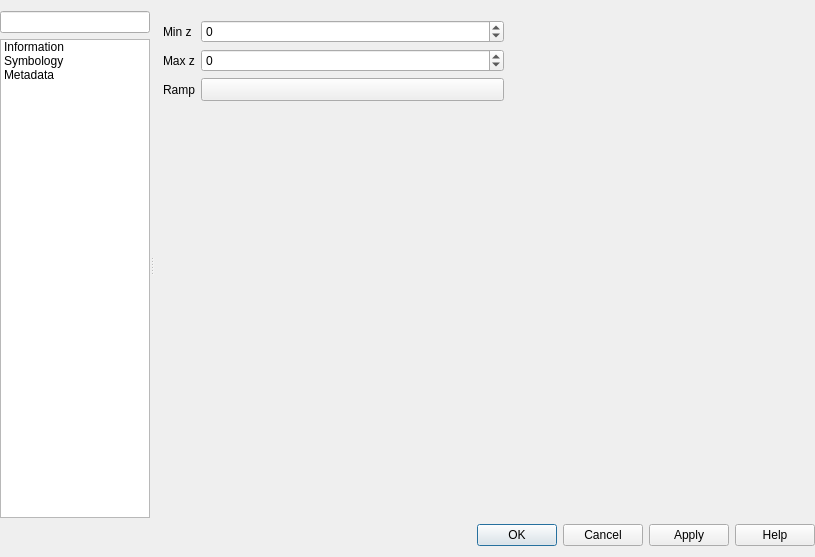
This is src/ui/qgspointcloudlayerpropertiesbase.ui in qgis/QGIS as Qt 5 draws it before an edit. The edited form follows.
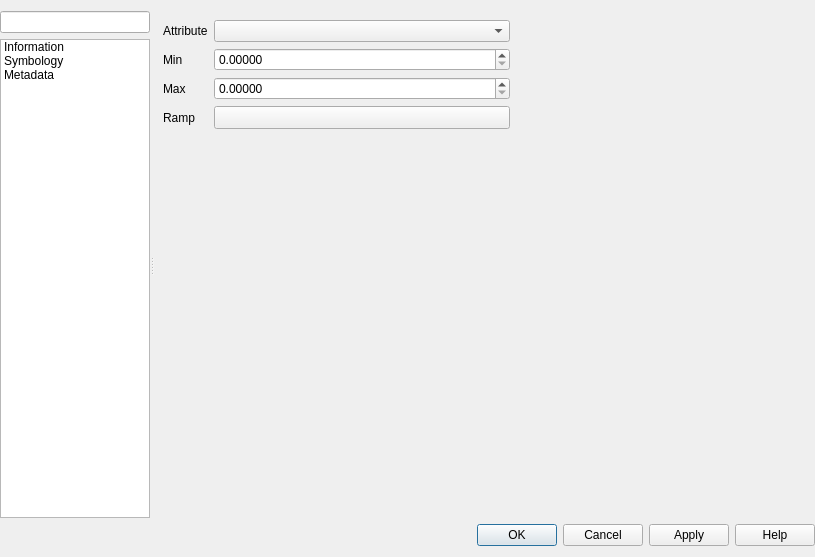
This is the edited form. Icons and pictures are not drawn. Custom widgets are drawn as their Qt base class.

Commit message:
Quick hack and add combo box to select attribute for 2d point cloud rendering
For proof of concept testing only!

Patch:
```diff
--- a/src/ui/qgspointcloudlayerpropertiesbase.ui
+++ b/src/ui/qgspointcloudlayerpropertiesbase.ui
@@ -199,28 +199,21 @@
          </widget>
          <widget class="QWidget" name="page">
           <layout class="QGridLayout" name="gridLayout_2">
-           <item row="2" column="0">
+           <item row="3" column="0">
             <widget class="QLabel" name="label_3">
              <property name="text">
               <string>Ramp</string>
              </property>
             </widget>
            </item>
-           <item row="0" column="0">
-            <widget class="QLabel" name="label">
-             <property name="text">
-              <string>Min z</string>
-             </property>
-            </widget>
-           </item>
-           <item row="1" column="0">
+           <item row="2" column="0">
             <widget class="QLabel" name="label_2">
              <property name="text">
-              <string>Max z</string>
+              <string>Max</string>
              </property>
             </widget>
            </item>
-           <item row="2" column="1">
+           <item row="3" column="1">
             <widget class="QgsColorRampButton" name="mBtnColorRamp">
              <property name="sizePolicy">
               <sizepolicy hsizetype="Expanding" vsizetype="Fixed">
@@ -242,7 +235,7 @@
              </property>
             </widget>
            </item>
-           <item row="3" column="1">
+           <item row="4" column="1">
             <spacer name="verticalSpacer">
              <property name="orientation">
               <enum>Qt::Vertical</enum>
@@ -255,7 +248,7 @@
              </property>
             </spacer>
            </item>
-           <item row="1" column="2">
+           <item row="2" column="2">
             <spacer name="horizontalSpacer">
              <property name="orientation">
               <enum>Qt::Horizontal</enum>
@@ -268,23 +261,40 @@
              </property>
             </spacer>
            </item>
+           <item row="1" column="0">
+            <widget class="QLabel" name="label">
+             <property name="text">
+              <string>Min</string>
+             </property>
+            </widget>
+           </item>
            <item row="0" column="1">
-            <widget class="QgsSpinBox" name="mMinZSpin">
-             <property name="minimum">
-              <number>-999999999</number>
-             </property>
-             <property name="maximum">
-              <number>999999999</number>
+            <widget class="QgsPointCloudAttributeComboBox" name="mAttributeComboBox"/>
+           </item>
+           <item row="0" column="0">
+            <widget class="QLabel" name="label_4">
+             <property name="text">
+              <string>Attribute</string>
              </property>
             </widget>
            </item>
            <item row="1" column="1">
-            <widget class="QgsSpinBox" name="mMaxZSpin">
-             <property name="minimum">
-              <number>-999999999</number>
+            <widget class="QgsDoubleSpinBox" name="mMinZSpin">
+             <property name="decimals">
+              <number>5</number>
              </property>
              <property name="maximum">
-              <number>999999999</number>
+              <double>999999.000000000000000</double>
+             </property>
+            </widget>
+           </item>
+           <item row="2" column="1">
+            <widget class="QgsDoubleSpinBox" name="mMaxZSpin">
+             <property name="decimals">
+              <number>5</number>
+             </property>
+             <property name="maximum">
+              <double>999999.000000000000000</double>
              </property>
             </widget>
            </item>
@@ -377,9 +387,14 @@
    <container>1</container>
   </customwidget>
   <customwidget>
-   <class>QgsSpinBox</class>
-   <extends>QSpinBox</extends>
-   <header>qgsspinbox.h</header>
+   <class>QgsPointCloudAttributeComboBox</class>
+   <extends>QComboBox</extends>
+   <header>qgspointcloudattributecombobox.h</header>
+  </customwidget>
+  <customwidget>
+   <class>QgsDoubleSpinBox</class>
+   <extends>QDoubleSpinBox</extends>
+   <header>qgsdoublespinbox.h</header>
   </customwidget>
  </customwidgets>
  <tabstops>
```
The commit also changes 4 other files.
